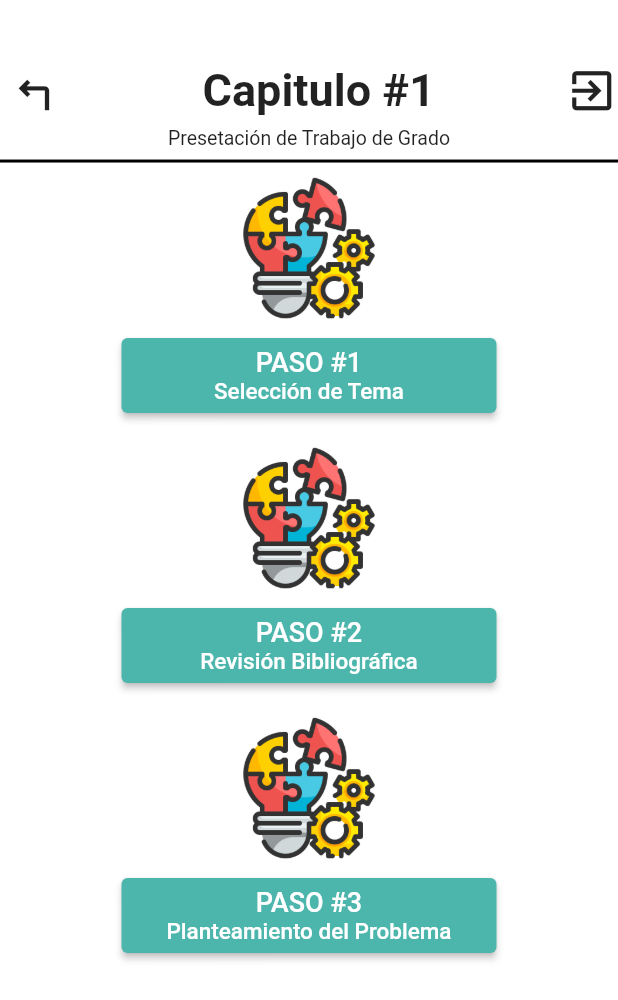
After one commit to Edwin-DEV-py/trabajo, a Flutter app: the Cap1 screen opened directly, on a phone screen of 412 x 824 dp. The commit adds this screen. Shown: the top 1000 px of the screen. Run offline on Flutter 3.47's test engine with Material 2 defaults, Android fonts, the light colour scheme and no system bars; our stand-ins replace get.

Commit message:
capitulos

```diff
--- /dev/null
+++ b/lib/views/modules/investigacion/capitulos/capitulo1/cap1.dart
@@ -0,0 +1,42 @@
+// ignore_for_file: prefer_const_constructors
+
+import 'package:flutter/material.dart';
+import 'package:trabajo/widgets/btn-pasos.dart';
+import 'package:trabajo/widgets/header.dart';
+
+class Cap1 extends StatelessWidget {
+  const Cap1({super.key});
+
+  @override
+  Widget build(BuildContext context) {
+    double screenHeight = MediaQuery.of(context).size.height;
+    return Scaffold(
+      backgroundColor: Colors.white,
+      body: Column(
+        children: [
+//contenedor del header
+          HeaderContainer2(txt: '1', txt2: 'Presetación de Trabajo de Grado',),
+//contenedor de los pasos
+          Container(
+            height: screenHeight*0.86,
+            width: double.infinity,
+            child:ListView(
+              children: [
+                Column(
+                  children: [
+                    btnpasos(context, 'PASO #1', 'Selección de Tema',() { }),
+                    SizedBox(height: 20,),
+                    btnpasos(context, 'PASO #2', 'Revisión Bibliográfica',() { }),
+                    SizedBox(height: 20,),
+                    btnpasos(context, 'PASO #3', 'Planteamiento del Problema',() { }),
+                    SizedBox(height: 20,),
+                  ],
+                ),
+              ],
+            )
+          )
+        ],
+      ),
+    );
+  }
+}
--- a/lib/views/modules/investigacion/investgacion.dart
+++ b/lib/views/modules/investigacion/investgacion.dart
@@ -1,6 +1,8 @@
 // ignore_for_file: prefer_const_constructors, prefer_const_literals_to_create_immutables
 
 import 'package:flutter/material.dart';
+import 'package:get/get.dart';
+import 'package:trabajo/views/modules/investigacion/capitulos/capitulo1/cap1.dart';
 import 'package:trabajo/widgets/btn-caps.dart';
 import 'package:trabajo/widgets/header.dart';
 
@@ -23,7 +25,7 @@ class InvestigacionModulo extends StatelessWidget {
             height: screenHeight * 0.88,
               child: ListView(
                   children: [
-                    btncaps(context, 'CAPITULO #1', 'Presetación de Trabajo de Grado',() { }),
+                    btncaps(context, 'CAPITULO #1', 'Presetación de Trabajo de Grado',() => Get.to(()=> Cap1(),transition: Transition.rightToLeft,duration: Duration(milliseconds: 300))),
                     SizedBox(height: 20,),
                     btncaps(context, 'CAPITULO #2', 'Bases Teóricas',() { }),
                     SizedBox(height: 20,),
--- /dev/null
+++ b/lib/widgets/btn-pasos.dart
@@ -0,0 +1,37 @@
+// ignore_for_file: prefer_const_constructors, prefer_const_literals_to_create_immutables, sort_child_properties_last
+
+import 'package:flutter/material.dart';
+import 'package:trabajo/widgets/colores.dart';
+
+Widget btnpasos(BuildContext context,String txt,String txt2, VoidCallback onPressed){
+  return Container(
+    width: 250,
+    height: 160,
+    child: Column(
+      children: [
+        Row(
+          mainAxisAlignment: MainAxisAlignment.center,
+          children: [
+            Image.asset('assets/idea.png', width: 100,)
+          ],
+        ),
+        SizedBox(height: 10),
+        ElevatedButton(
+          onPressed: onPressed,
+          child: Column(
+            mainAxisAlignment: MainAxisAlignment.center,
+            children: [
+              Text(txt, style: TextStyle(
+                fontSize: 18
+              ),),
+              Text(txt2,style: TextStyle(
+                fontSize: 15
+              ), textAlign: TextAlign.center,),
+            ],
+          ),
+          style: ElevatedButton.styleFrom(backgroundColor: AppColors.primaryColor, fixedSize: Size(250,50)),
+        ),
+      ],
+    )
+  );
+}
--- a/lib/widgets/header.dart
+++ b/lib/widgets/header.dart
@@ -47,3 +47,58 @@ class HeaderContainer extends StatelessWidget {
     );
   }
 }
+
+class HeaderContainer2 extends StatelessWidget {
+  final String txt;
+  final String txt2;
+
+  HeaderContainer2({required this.txt, required this.txt2});
+
+  @override
+  Widget build(BuildContext context) {
+    double screenHeight = MediaQuery.of(context).size.height;
+
+    return Container(
+      width: double.infinity,
+      height: screenHeight * 0.14,
+      child: Column(
+        mainAxisAlignment: MainAxisAlignment.end,
+        children: [
+          Padding(
+            padding: EdgeInsets.all(0.0),
+            child: Row(
+              mainAxisAlignment: MainAxisAlignment.spaceBetween,
+              children: [
+                IconButton(
+                  onPressed: (){
+                    Navigator.pop(context);
+                  },
+                  icon: Icon(
+                    Icons.turn_left_outlined,
+                    size: 35,
+                  ),
+                ),
+                Text(
+                  'Capitulo #$txt',
+                    style: TextStyle(fontSize: 30, fontWeight: FontWeight.bold),
+                ),
+                Icon(
+                  Icons.exit_to_app_outlined,
+                  size: 35,
+                ),
+              ],
+            ),
+          ),
+          Text(
+            txt2,
+            style: TextStyle(fontSize: 13),
+          ),
+          Divider(
+            color: Colors.black,
+            thickness: 2,
+          )
+        ],
+      ),
+    );
+  }
+}
--- a/pubspec.yaml
+++ b/pubspec.yaml
@@ -24,3 +24,4 @@ flutter:
     - assets/graduado.png
     - assets/profesor.png
     - assets/home.jpg
+    - assets/idea.png
```
Also changed, not shown: assets/idea.png (added).
